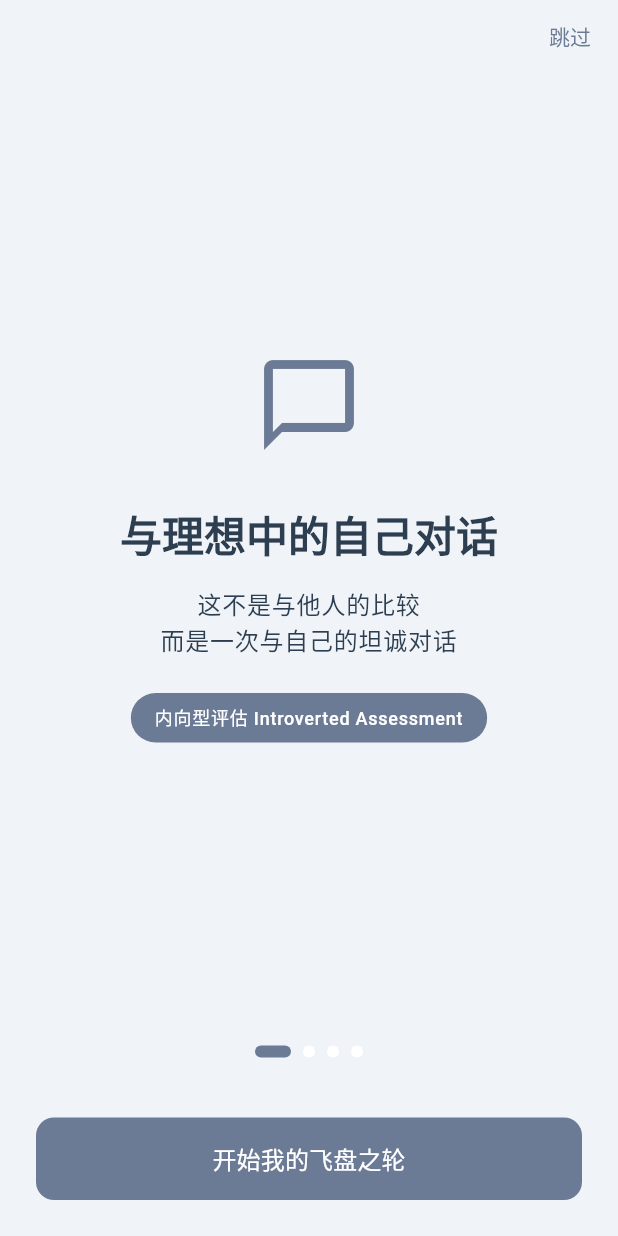
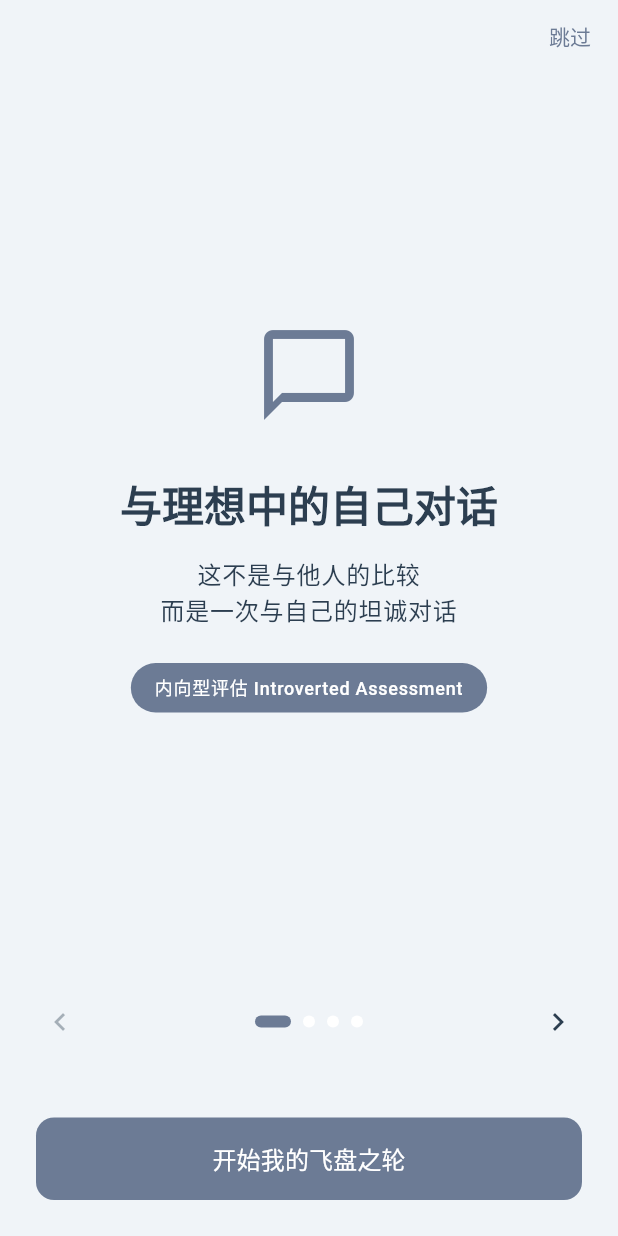
Before and after one commit to qwethg/um-qoder, a Flutter app: the screen it shows after launch, on a phone screen of 412 x 824 dp. Run offline on Flutter 3.47's test engine with Material 3 defaults, Android fonts, the phone set to English and light mode, and no system bars; our stand-ins replace go_router, hive, hive_flutter; accounts and stored records are empty; Roboto replaces fonts that are missing (LXGWWenKaiGBLite).

```diff
--- a/lib/screens/welcome/welcome_screen.dart
+++ b/lib/screens/welcome/welcome_screen.dart
@@ -92,14 +92,38 @@ class _WelcomeScreenState extends State<WelcomeScreen> {
               ),
             ),
 
-            // 指示器
+            // 指示器和导航按钮
             Padding(
               padding: const EdgeInsets.all(16.0),
               child: Row(
+                mainAxisAlignment: MainAxisAlignment.spaceBetween,
+                children: [
+                  // 上一页按钮
+                  IconButton(
+                    onPressed: _currentPage > 0
+                        ? () {
+                            _pageController.previousPage(
+                              duration: const Duration(milliseconds: 300),
+                              curve: Curves.easeInOut,
+                            );
+                          }
+                        : null,
+                    icon: const Icon(Icons.chevron_left),
+                  ),
+                  // 页面指示器
+                  Row(
                     mainAxisAlignment: MainAxisAlignment.center,
                     children: List.generate(
                       _pages.length,
-                  (index) => Container(
+                      (index) => GestureDetector(
+                        onTap: () {
+                          _pageController.animateToPage(
+                            index,
+                            duration: const Duration(milliseconds: 300),
+                            curve: Curves.easeInOut,
+                          );
+                        },
+                        child: Container(
                           margin: const EdgeInsets.symmetric(horizontal: 4),
                           width: _currentPage == index ? 24 : 8,
                           height: 8,
@@ -111,6 +135,21 @@ class _WelcomeScreenState extends State<WelcomeScreen> {
                           ),
                         ),
                       ),
+                    ),
+                  ),
+                  // 下一页按钮
+                  IconButton(
+                    onPressed: _currentPage < _pages.length - 1
+                        ? () {
+                            _pageController.nextPage(
+                              duration: const Duration(milliseconds: 300),
+                              curve: Curves.easeInOut,
+                            );
+                          }
+                        : null,
+                    icon: const Icon(Icons.chevron_right),
+                  ),
+                ],
               ),
             ),
 
--- a/pubspec.yaml
+++ b/pubspec.yaml
@@ -54,6 +54,9 @@ dependencies:
   # 工具
   intl: ^0.19.0
   uuid: ^4.3.3
+
+  # 字体（本地字体，无需网络）
+  # google_fonts 已移除，使用本地 LXGWWenKaiGBLite
 
 dev_dependencies:
   flutter_test:
```
Lines whose indentation alone changed are shown as unchanged.
